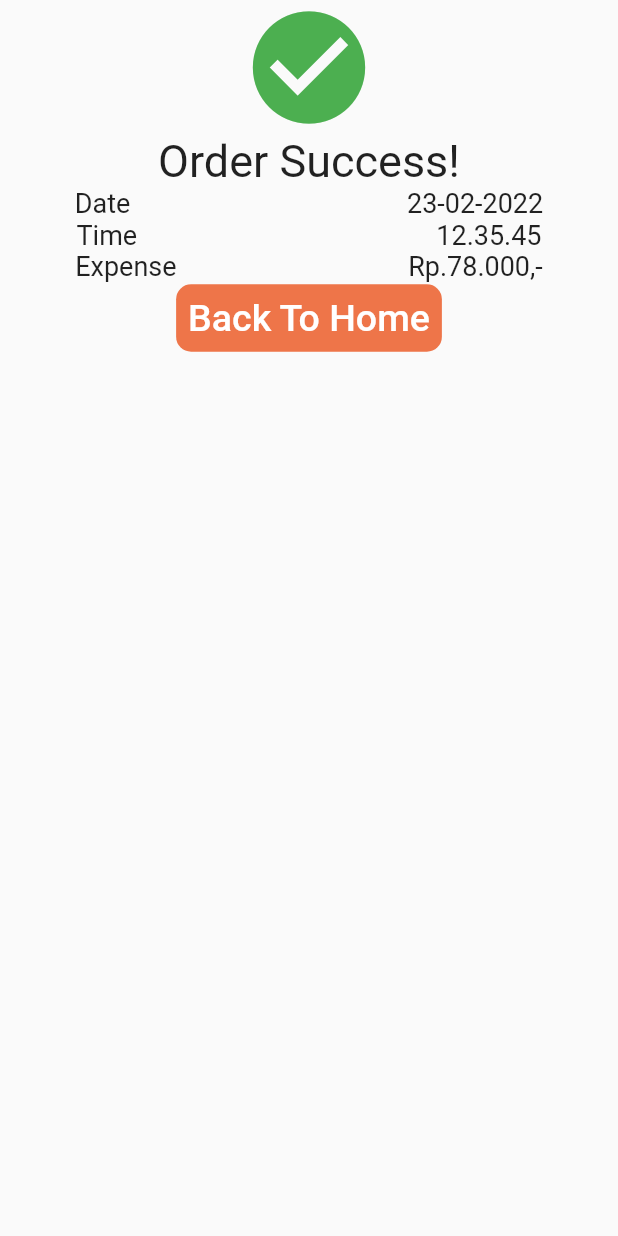
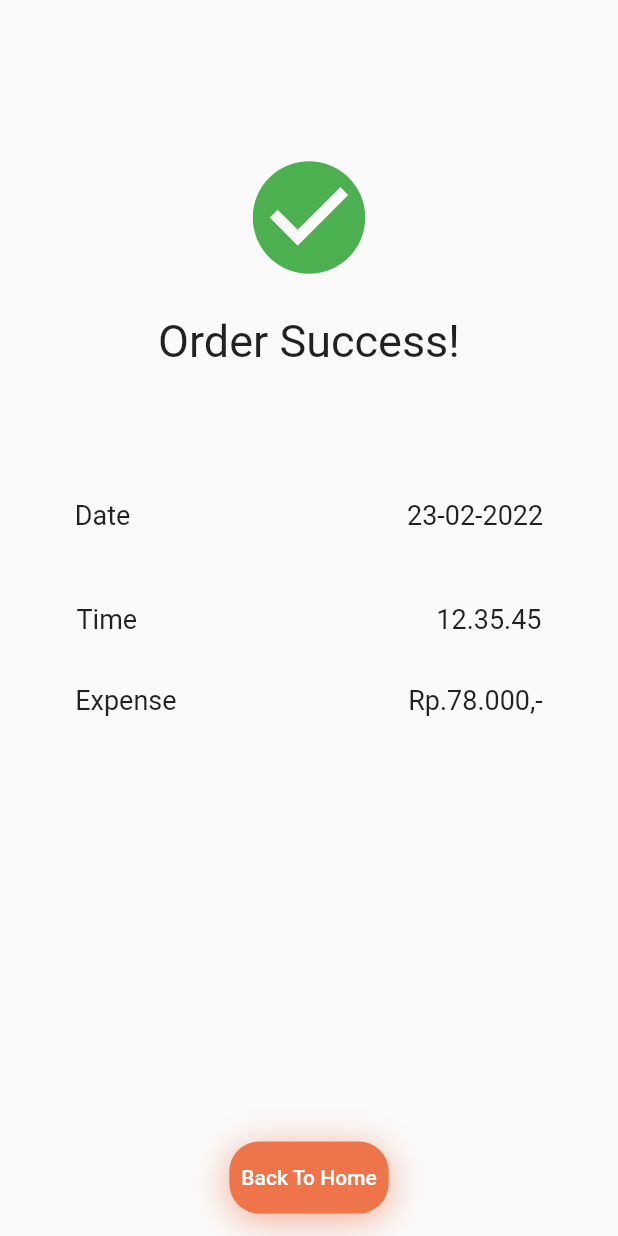
Before and after one commit to NafisHandoko/dahar-flutter, a Flutter app: the screen it shows after launch, on a phone screen of 412 x 824 dp. Run offline on Flutter 3.47's test engine with Material 2 defaults, Android fonts, the phone set to English and light mode, and no system bars.

Commit message:
meletakkan button ke bawah layar

```diff
--- a/lib/screens/transaction_done.dart
+++ b/lib/screens/transaction_done.dart
@@ -1,3 +1,4 @@
+import 'package:dahar/global_styles.dart';
 import 'package:flutter/material.dart';
 
 class TransactionDone extends StatefulWidget {
@@ -14,7 +15,11 @@ class _TransactionDoneState extends State<TransactionDone> {
       body: SafeArea(
         child: Container(
           alignment: Alignment.center,
+          padding: EdgeInsets.only(top: 100),
           child: Column(
+            mainAxisAlignment: MainAxisAlignment.spaceBetween,
+            children: [
+              Column(
                 children: [
                   Icon(
                     Icons.check_circle,
@@ -25,45 +30,53 @@ class _TransactionDoneState extends State<TransactionDone> {
                     'Order Success!',
                     style: TextStyle(
                       fontSize: 30,
+                      height: 2,
                     ),
                   ),
                   Row(
-                mainAxisAlignment: MainAxisAlignment.center,
+                    mainAxisAlignment: MainAxisAlignment.spaceAround,
                     children: [
                       Text(
                         'Date 23-02-2022',
-                    style: TextStyle(fontSize: 18, wordSpacing: 180),
+                        style: TextStyle(
+                            fontSize: 18, wordSpacing: 180, height: 7),
                       ),
                     ],
                   ),
                   Row(
-                mainAxisAlignment: MainAxisAlignment.center,
+                    mainAxisAlignment: MainAxisAlignment.spaceAround,
                     children: [
                       Text(
                         'Time 12.35.45',
-                    style: TextStyle(fontSize: 18, wordSpacing: 195),
+                        style: TextStyle(
+                            fontSize: 18, wordSpacing: 195, height: 3),
                       ),
                     ],
                   ),
                   Row(
-                mainAxisAlignment: MainAxisAlignment.center,
+                    mainAxisAlignment: MainAxisAlignment.spaceAround,
                     children: [
                       Text(
                         'Expense Rp.78.000,-',
-                    style: TextStyle(fontSize: 18, wordSpacing: 150),
+                        style: TextStyle(
+                            fontSize: 18, wordSpacing: 150, height: 3),
                       ),
                     ],
                   ),
-              TextButton(
-                style: TextButton.styleFrom(
-                  backgroundColor: Color.fromRGBO(238, 117, 73, 1),
-                  shape: RoundedRectangleBorder(
-                      borderRadius: BorderRadius.circular(10)),
+                ],
               ),
+              Container(
+                margin: const EdgeInsets.only(bottom: 15),
+                decoration: BoxDecoration(
+                    borderRadius: borderRadius1,
+                    color: color1,
+                    boxShadow: [boxshadow1]),
+                child: TextButton(
                   onPressed: () {},
                   child: Text(
                     'Back To Home',
-                  style: TextStyle(color: Colors.white, fontSize: 25),
+                    style: TextStyle(color: Colors.white),
+                  ),
                 ),
               ),
             ],
```
Lines whose indentation alone changed are shown as unchanged.
